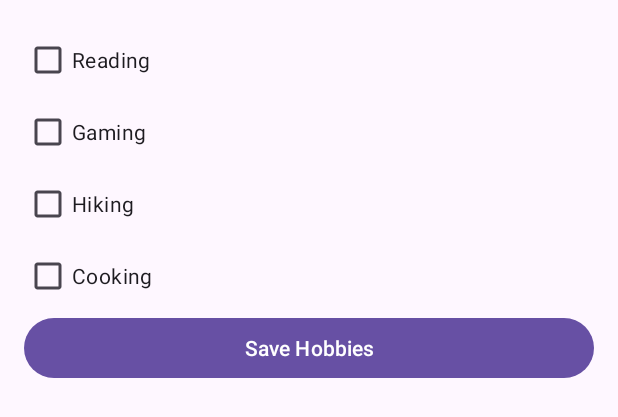
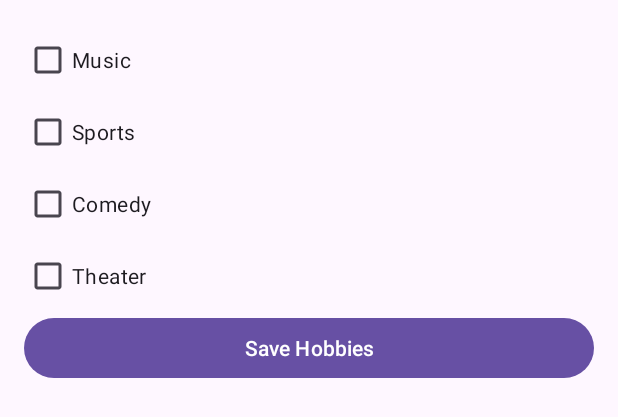
Before and after one commit to Andrewslayton/activitiesAndroid, an Android app: the layout activity_hobies.xml on its own in the app's theme, with its tools: preview values and no code run, on a phone screen of 412 x 824 dp. Shown: the top 417 px of the screen. Run offline under Robolectric (Android 15) with nearby library versions, the phone set to English and light mode, and no system bars.

```diff
--- a/app/src/main/AndroidManifest.xml
+++ b/app/src/main/AndroidManifest.xml
@@ -45,9 +45,9 @@
             android:name=".MapsActivity"
             android:exported="true"/>
 
-<!--        <activity-->
-<!--            android:name=".MainActivity"-->
-<!--            android:exported="true"/>-->
+        <activity
+            android:name=".MainActivity"
+            android:exported="true"/>
 
     </application>
 
--- a/app/src/main/java/com/example/activitys/FirstFragment.kt
+++ b/app/src/main/java/com/example/activitys/FirstFragment.kt
@@ -15,8 +15,6 @@ class FirstFragment : Fragment() {
 
     private var _binding: FragmentFirstBinding? = null
 
-    // This property is only valid between onCreateView and
-    // onDestroyView.
     private val binding get() = _binding!!
 
     override fun onCreateView(
--- a/app/src/main/java/com/example/activitys/LoginActivity.kt
+++ b/app/src/main/java/com/example/activitys/LoginActivity.kt
@@ -18,7 +18,7 @@ class LoginActivity : AppCompatActivity() {
         auth = FirebaseAuth.getInstance()
 
         if (auth.currentUser != null) {
-            startActivity(Intent(this, HobbiesActivity::class.java))
+            startActivity(Intent(this, MainActivity::class.java))
             finish()
         }
 
@@ -37,7 +37,7 @@ class LoginActivity : AppCompatActivity() {
         auth.signInWithEmailAndPassword(email, password)
             .addOnCompleteListener(this) { task ->
                 if (task.isSuccessful) {
-                    startActivity(Intent(this, HobbiesActivity::class.java))
+                    startActivity(Intent(this, MapsActivity::class.java))
                     finish()
                 } else {
                     Toast.makeText(baseContext, "Authentication failed.",
--- a/app/src/main/java/com/example/activitys/MapsActivity.kt
+++ b/app/src/main/java/com/example/activitys/MapsActivity.kt
@@ -52,7 +52,7 @@ class MapsActivity : FragmentActivity(), OnMapReadyCallback {
 
         distanceSeekBar.setOnSeekBarChangeListener(object : SeekBar.OnSeekBarChangeListener {
             override fun onProgressChanged(seekBar: SeekBar?, progress: Int, fromUser: Boolean) {
-                val distance = progress + 1 // Progress starts at 0, distance starts at 1 mile
+                val distance = progress + 1
                 distanceTextView.text = "Distance: $distance miles"
             }
 
@@ -103,7 +103,7 @@ class MapsActivity : FragmentActivity(), OnMapReadyCallback {
             "longitude" to latLng.longitude,
             "distance" to distance
         )
-        db.collection("users").document(userId).set(locationData, SetOptions.merge())
+        db.collection("users").document(userId).update(locationData as Map<String, Any>)
             .addOnSuccessListener {  }
             .addOnFailureListener { e ->  }
     }
--- a/app/src/main/res/layout/activity_hobies.xml
+++ b/app/src/main/res/layout/activity_hobies.xml
@@ -5,25 +5,25 @@
     android:orientation="vertical"
     android:padding="16dp">
 
-    <CheckBox android:id="@+id/checkbox_reading"
+    <CheckBox android:id="@+id/checkbox_music"
         android:layout_width="match_parent"
         android:layout_height="wrap_content"
-        android:text="Reading" />
+        android:text="Music" />
 
-    <CheckBox android:id="@+id/checkbox_gaming"
+    <CheckBox android:id="@+id/checkbox_sports"
         android:layout_width="match_parent"
         android:layout_height="wrap_content"
-        android:text="Gaming" />
+        android:text="Sports" />
 
-    <CheckBox android:id="@+id/checkbox_hiking"
+    <CheckBox android:id="@+id/checkbox_comedy"
         android:layout_width="match_parent"
         android:layout_height="wrap_content"
-        android:text="Hiking" />
+        android:text="Comedy" />
 
-    <CheckBox android:id="@+id/checkbox_cooking"
+    <CheckBox android:id="@+id/checkbox_theater"
         android:layout_width="match_parent"
         android:layout_height="wrap_content"
-        android:text="Cooking" />
+        android:text="Theater" />
 
     <Button android:id="@+id/button_save_hobbies"
         android:layout_width="match_parent"
```
Also changed, not shown: app/src/main/java/com/example/activitys/HobbiesActivity.kt (+8 -8 lines), app/src/main/java/com/example/activitys/MainActivity.kt (+24 -7 lines), app/src/main/java/com/example/activitys/Repository/MainActivityViewModelFactory.kt (added, +16 -0 lines), app/src/main/java/com/example/activitys/RetroFitService.kt (added, +29 -0 lines), app/src/main/java/com/example/activitys/viewmodel/MainActivityViewModel.kt (+9 -13 lines).
